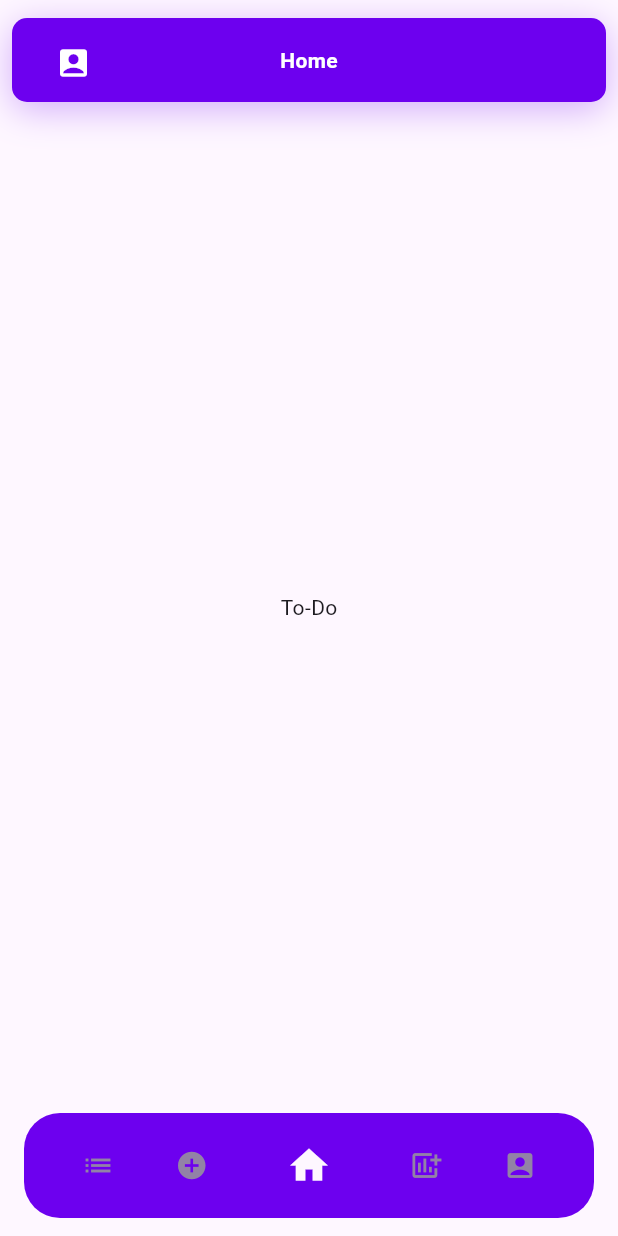
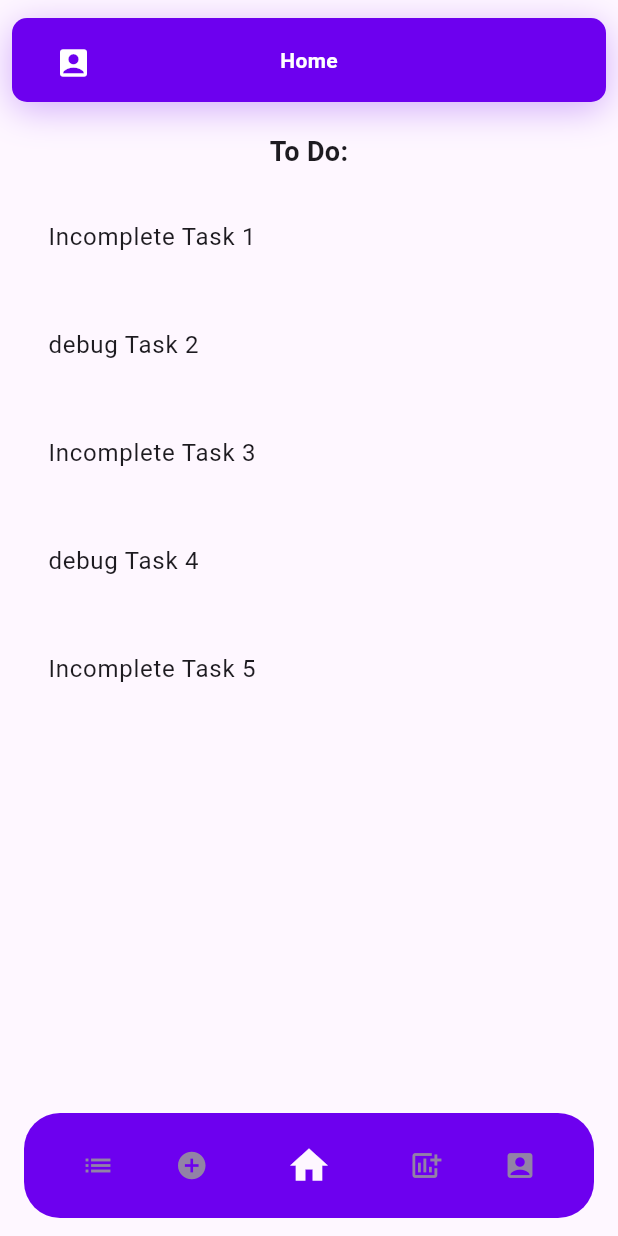
Before and after one commit to Kenayv/stoodee, a Flutter app: the ToDoPage screen opened by its route, on a phone screen of 412 x 824 dp. Run offline on Flutter 3.47's test engine with Material 3 defaults, Android fonts, the phone set to English and light mode, and no system bars; our stand-ins replace firebase_auth, firebase_core, flutter_svg_provider, go_router; accounts and stored records are empty; generated files the repository leaves out were written again.

Commit message:
debug tasks added. page and dismissing working. No task Service Yet

```diff
--- a/lib/pages/achievements_page.dart
+++ b/lib/pages/achievements_page.dart
@@ -57,7 +57,6 @@ class AchievementsPage extends StatefulWidget {
 
 class _AchievementsPage extends State<AchievementsPage> {
   int pageIndex = 4;
-
   List<Widget> obtainedAchievements = [];
 
   void initAchivs() {
--- a/lib/pages/to_do_page.dart
+++ b/lib/pages/to_do_page.dart
@@ -10,19 +10,99 @@ class ToDoPage extends StatefulWidget {
 }
 
 class _ToDoPage extends State<ToDoPage> {
-  int pageIndex = 1;
+  //FIXME: DEBUG STATIC ARRAY
+  List<String> tasks = [
+    "Incomplete Task 1",
+    "debug Task 2",
+    "Incomplete Task 3",
+    "debug Task 4",
+    "Incomplete Task 5",
+  ];
+
+  void completeTask(int index) {
+    setState(() {
+      tasks.removeAt(index);
+    });
+  }
 
   @override
   Widget build(BuildContext context) {
-    return const Scaffold(
+    return Scaffold(
       body: Center(
         child: Column(
-          mainAxisAlignment: MainAxisAlignment.center,
-          children: <Widget>[
-            Text("To-Do"),
+          children: [
+            const Padding(
+              padding: EdgeInsets.all(8.0),
+              child: Text(
+                'To Do:',
+                style: TextStyle(
+                  fontSize: 18,
+                  fontWeight: FontWeight.bold,
+                ),
+              ),
+            ),
+            taskListView(
+              context: context,
+              tasks: tasks,
+              onDismissed: completeTask,
+            ),
           ],
         ),
       ),
     );
   }
 }
+
+ListView taskListView({
+  required BuildContext context,
+  required List<String> tasks,
+  required Function onDismissed,
+}) {
+  return ListView.builder(
+    shrinkWrap: true,
+    physics: const NeverScrollableScrollPhysics(),
+    itemCount: tasks.length,
+    itemBuilder: (context, index) {
+      return taskItem(
+        text: tasks[index],
+        onDismissed: () {
+          onDismissed(index);
+        },
+      );
+    },
+  );
+}
+
+ListTile taskItem({required String text, required Function onDismissed}) {
+  return ListTile(
+    title: Dismissible(
+      key: UniqueKey(),
+      background: Container(
+        color: Colors.green,
+        alignment: Alignment.centerRight,
+        padding: const EdgeInsets.only(right: 20.0),
+        child: const Icon(
+          Icons.check,
+          color: Colors.white,
+          size: 30,
+        ),
+      ),
+      secondaryBackground: Container(
+        color: Colors.red,
+        alignment: Alignment.centerLeft,
+        padding: const EdgeInsets.only(left: 20.0),
+        child: const Icon(
+          Icons.delete,
+          color: Colors.white,
+          size: 30,
+        ),
+      ),
+      onDismissed: (_) {
+        onDismissed();
+      },
+      child: ListTile(
+        title: Text(text),
+      ),
+    ),
+  );
+}
```
